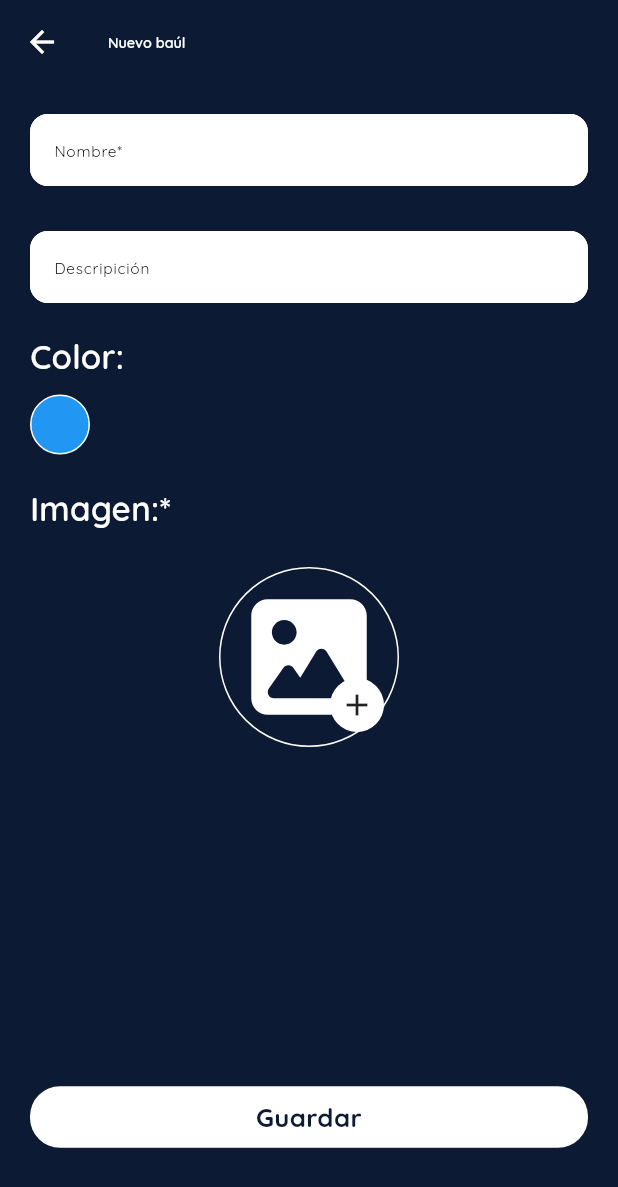
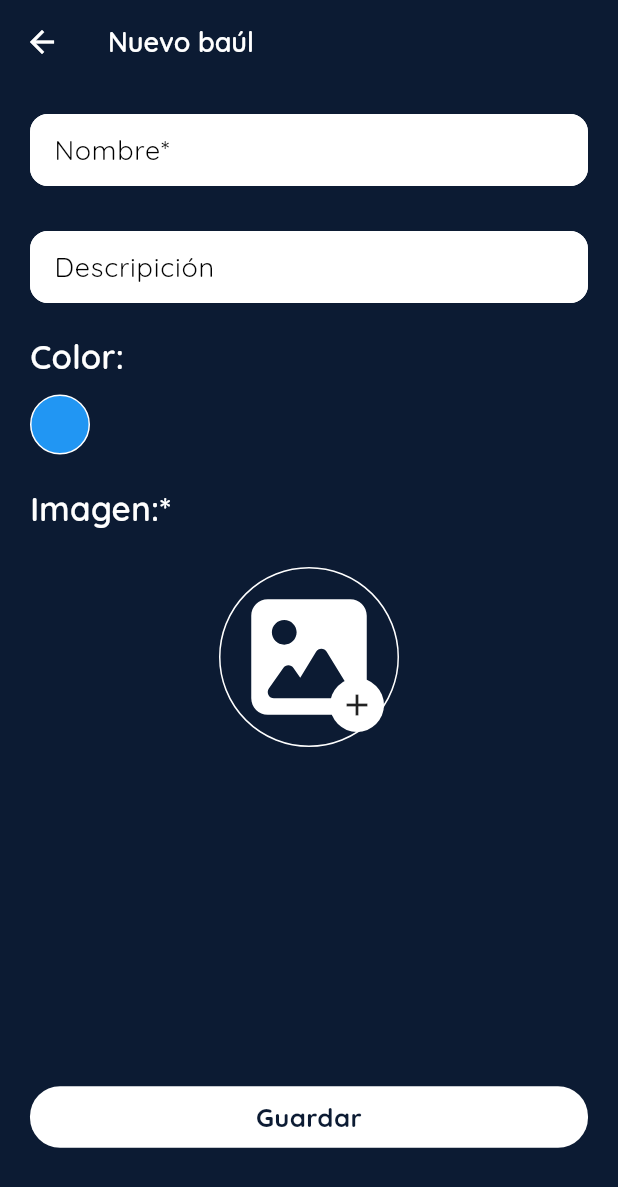
Before and after one commit to RafaEscobar/Keeplo-app, a Flutter app: the DashboardScreen screen opened by its route, after a tap on "Nuevo baúl", on a phone screen of 412 x 824 dp. Shown: the top 1187 px of the screen. Run offline on Flutter 3.47's test engine with Material 3 defaults, Android fonts, the phone set to English and light mode, and no system bars; our stand-ins replace dio, equatable, flutter_bloc, flutter_dotenv, flutter_form_builder, flutter_screenutil and 6 more; missing offline and left inert: flex_color_picker; accounts and stored records are empty; network calls fail.

Commit message:
Ajustes generales pertinentes a tamaños de textos

```diff
--- a/lib/screens/forms/new_vahul_screen.dart
+++ b/lib/screens/forms/new_vahul_screen.dart
@@ -65,7 +65,7 @@ class _NewVahulScreenState extends State<NewVahulScreen> {
   Widget build(BuildContext context) {
     return Scaffold(
       appBar: AppBar(
-        title: Text("Nuevo baúl", style: TextStyle(fontSize: Responsive.resize(size: 14, reduction: .7).sp, color: Colors.white, fontWeight: FontWeight.w600),),
+        title: Text("Nuevo baúl", style: TextStyle(fontSize: context.isTabletLandscape ? 28 : 18, color: Colors.white, fontWeight: FontWeight.w600),),
       ),
       backgroundColor: AppTheme.primary,
       body: SafeArea(
@@ -104,7 +104,7 @@ class _NewVahulScreenState extends State<NewVahulScreen> {
                                 SimpleInput(
                                   controller: _nameController,
                                   onChange: (value) => context.read<NewVahulBloc>().add(VahulNameChange(value!)),
-                                  textStyle: TextStyle(fontSize: Responsive.resize(size: 16, reduction: .66).sp),
+                                  textStyle: TextStyle(fontSize: context.isTabletLandscape ? 28 : 18),
                                   name: 'name',
                                   hintText: 'Nombre*',
                                   keyboardType: TextInputType.emailAddress,
@@ -128,7 +128,7 @@ class _NewVahulScreenState extends State<NewVahulScreen> {
                                 SizedBox(height: 20,),
                                 SimpleInput(
                                   onChange: (value) => context.read<NewVahulBloc>().add(VahulDescriptionChange(value!)),
-                                  textStyle: TextStyle(fontSize: Responsive.resize(size: 16, reduction: .66).sp),
+                                  textStyle: TextStyle(fontSize: context.isTabletLandscape ? 28 : 18),
                                   name: 'description',
                                   hintText: 'Descripición',
                                   keyboardType: TextInputType.emailAddress,
--- a/lib/widgets/dashboard/dash_header.dart
+++ b/lib/widgets/dashboard/dash_header.dart
@@ -1,6 +1,5 @@
 import 'package:flutter/material.dart';
 import 'package:flutter_bloc/flutter_bloc.dart';
-import 'package:flutter_screenutil/flutter_screenutil.dart';
 import 'package:go_router/go_router.dart';
 import 'package:keeplo/bloc/auth_bloc/auth_bloc.dart';
 import 'package:keeplo/bloc/auth_bloc/auth_event.dart';
@@ -85,13 +84,13 @@ class DashHeader extends StatelessWidget implements PreferredSize{
       backgroundColor: AppTheme.primaryTwo,
       leading: null,
       automaticallyImplyLeading: false,
-      title: Text("Mis baúles", style: TextStyle(fontSize: Responsive.resize(size: 14, reduction: .7).sp),),
+      title: Text("Mis baúles", style: TextStyle(fontSize: context.isTabletLandscape ? 28 : 20)),
       actions: [
         Container(
           margin: EdgeInsets.only(right: 14),
           child: GestureDetector(
             onTap: () => _openProfile(context: context, name: bloc.state.user!.fullName, email: bloc.state.user!.email),
-            child: Icon(Icons.person, size: Responsive.resize(size: 14, reduction: .9).sp,),
+            child: Icon(Icons.person, size: context.isTabletLandscape ? 38 : 27),
           ),
         )
       ],
--- a/lib/widgets/dashboard/dash_new_vahul.dart
+++ b/lib/widgets/dashboard/dash_new_vahul.dart
@@ -1,5 +1,4 @@
 import 'package:flutter/material.dart';
-import 'package:flutter_screenutil/flutter_screenutil.dart';
 import 'package:go_router/go_router.dart';
 import 'package:keeplo/bloc/bloc_barrel.dart';
 import 'package:keeplo/bloc/new_vahul_bloc/new_vahul_event.dart';
@@ -24,7 +23,7 @@ class DashNewVahul extends StatelessWidget {
         splashColor: Colors.white.withAlpha(20),
         highlightColor: Colors.white.withAlpha(60),
         child: Container(
-          width: context.isTabletLandscape ? 220 : 145,
+          width: context.isTabletLandscape ? 220 : 148,
           padding: EdgeInsets.symmetric(horizontal: 10, vertical: 10),
           decoration: BoxDecoration(
             color: Colors.transparent,
@@ -35,8 +34,8 @@ class DashNewVahul extends StatelessWidget {
             mainAxisAlignment: MainAxisAlignment.center,
             spacing: 6,
             children: [
-              Icon(Icons.add, color: Colors.white, size: Responsive.resize(size: 14, reduction: .84).sp,),
-              Text("Nuevo baúl", style: TextStyle(color: Colors.white, fontSize: Responsive.resize(size: 14, reduction: .7).sp),),
+              Icon(Icons.add, color: Colors.white, size: context.isTabletLandscape ? 36 : 24,),
+              Text("Nuevo baúl", style: TextStyle(color: Colors.white, fontSize: context.isTabletLandscape ? 28 : 16),),
             ],
           )
         ),
```
